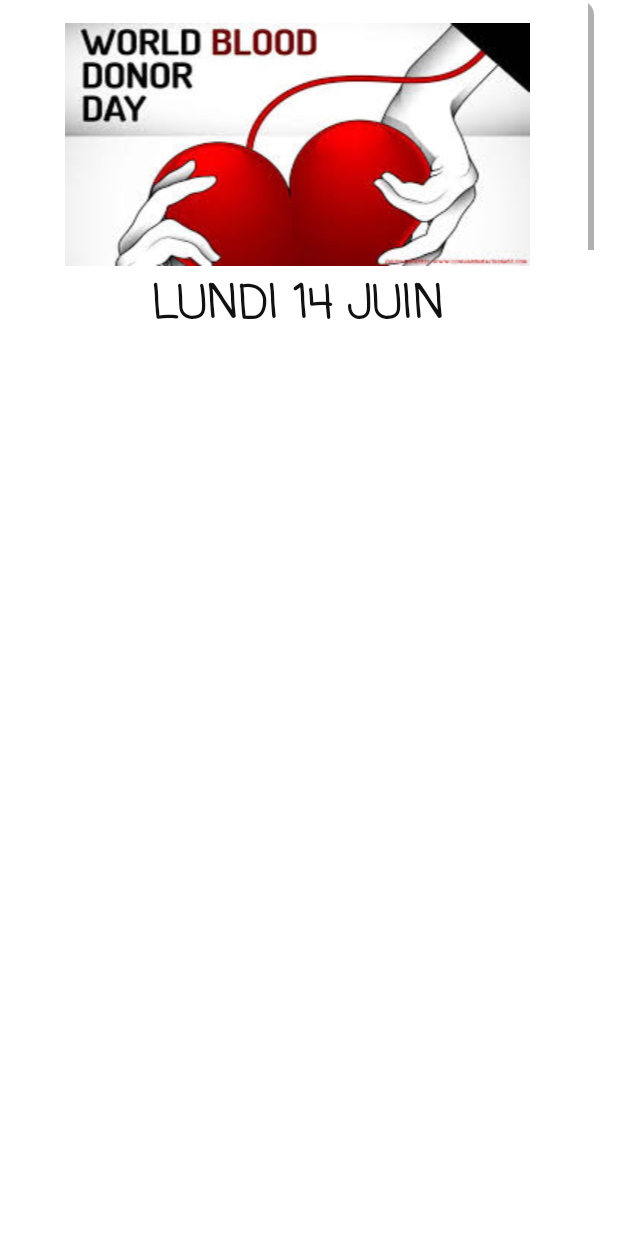
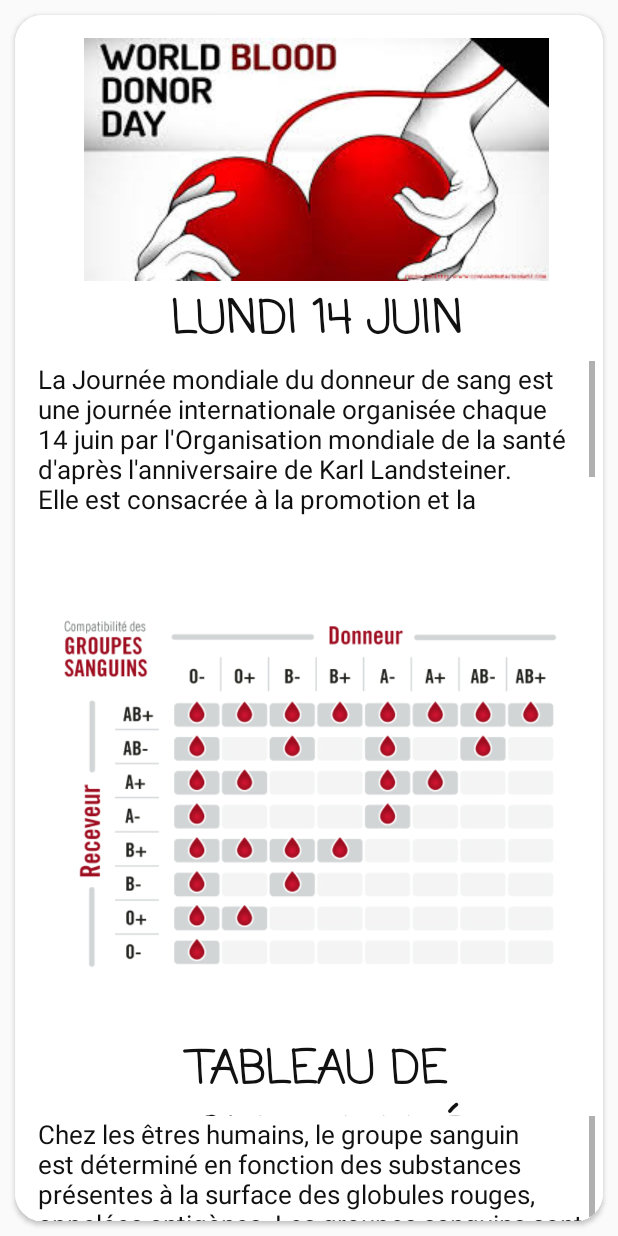
Before and after one commit to AminaN-28/sujetmemoire, an Android app: the screen it shows after launch once a user with an empty profile is signed in (Event), in the side drawer, after a tap on "Events", on a phone screen of 412 x 824 dp. Run offline under Robolectric (Android 15) with nearby library versions, the phone set to English and light mode, and no system bars; our stand-ins replace Firebase (no records; nobody signed in at launch, a user with empty details on screens opened directly); libraries missing offline, so code that uses them is left out: com.ismaeldivita.chipnavigation; pictures from the network do not load; 2 statements that could not run were skipped.

Commit message:
Merge remote-tracking branch 'github/master'
# Conflicts:
#	app/src/main/java/com/example/bloodlineapp/Login.java
#	app/src/main/java/com/example/bloodlineapp/OTPVerify.java

```diff
--- a/app/build.gradle
+++ b/app/build.gradle
@@ -92,6 +92,5 @@ dependencies {
     //pour resoudre probleme Caused by: java.lang.ClassNotFoundException: Didn't find class "androidx.browser.customtabs.CustomTabsIntent$Builder" on path: DexPathList[[zip file "/data/app/com.example.bloodlineapp--sH42xxg1RjspZ-2wnwicw==/base.apk"],nativeLibraryDirectories=[/data/app/com.example.bloodlineapp--sH42xxg1RjspZ-2wnwicw==/lib/arm64, /sys etc....androidx.browser:browser:1.2.0
     implementation 'androidx.browser:browser:1.2.0'
 
-    implementation'com.github.therealshabi:AutoImageFlipper:v1.4.1'
 
 }
--- a/app/src/main/java/com/example/bloodlineapp/AppDetails/Home.java
+++ b/app/src/main/java/com/example/bloodlineapp/AppDetails/Home.java
@@ -2,6 +2,7 @@ package com.example.bloodlineapp.AppDetails;
 
 import android.content.Intent;
 import android.os.Bundle;
+import android.os.Handler;
 import android.util.Log;
 import android.view.MenuItem;
 import android.widget.ListView;
@@ -23,6 +24,7 @@ import com.google.android.gms.tasks.OnCompleteListener;
 import com.google.android.gms.tasks.Task;
 import com.google.android.material.navigation.NavigationView;
 import com.google.firebase.auth.FirebaseAuth;
+import com.google.firebase.auth.FirebaseUser;
 import com.google.firebase.database.DatabaseReference;
 import com.google.firebase.database.FirebaseDatabase;
 import com.google.firebase.messaging.FirebaseMessaging;
@@ -67,7 +69,7 @@ public class Home<mDatabase> extends AppCompatActivity {
         username = getIntent().getStringExtra("nom");
         url = getIntent().getStringExtra("profile");
 
-
+        mAuth = FirebaseAuth.getInstance();
         mdrawer = findViewById(R.id.drawer);
 
         navDrawer = findViewById(R.id.drawernav);
@@ -92,7 +94,16 @@ public class Home<mDatabase> extends AppCompatActivity {
         recyclerView.setAdapter(adapter);
 
         // FirebaseMessaging.getInstance().setAutoInitEnabled(true);
-       // token();
+        Handler handler =  new Handler();
+        handler.postDelayed(new Runnable() {
+            @Override
+            public void run() {
+
+              token();
+
+            }
+        }, 2000);
+
 
 
         //DrawerLayout item clickable
@@ -196,8 +207,8 @@ public class Home<mDatabase> extends AppCompatActivity {
 
                         // Get new FCM registration token
                         token = task.getResult();
-//                        FirebaseUser user = mAuth.getCurrentUser();
-                        //insertTokenTofirebase(user);
+                       FirebaseUser user = mAuth.getCurrentUser();
+                        insertTokenTofirebase(user);
                             // Log and toast
                         //  String msg = getString(R.string.msg_token_fmt, token);
                         Log.d("TAG2", "token");
@@ -206,13 +217,12 @@ public class Home<mDatabase> extends AppCompatActivity {
                 });
 
     }
-   /* public void insertTokenTofirebase(FirebaseUser user){
+   public void insertTokenTofirebase(FirebaseUser user){
         String key = mGetReference.push().getKey();
-       String auth = getIntent().getStringExtra("currentuser");
-        mGetReference.child("users").child(auth).child("token").setValue(token);
+        mGetReference.child("users").child(user.getUid()).child("token").setValue(token);
         mGetReference.child(key).setValue(user); //adding token info to user tabl
 
-    }*/
+    }
    @Override
    protected void onStart() {
        super.onStart();
--- a/app/src/main/java/com/example/bloodlineapp/Login/OTPVerify.java
+++ b/app/src/main/java/com/example/bloodlineapp/Login/OTPVerify.java
@@ -27,7 +27,6 @@ import com.google.firebase.auth.PhoneAuthCredential;
 import com.google.firebase.auth.PhoneAuthProvider;
 import com.google.firebase.database.DatabaseReference;
 import com.google.firebase.database.FirebaseDatabase;
-import com.google.firebase.storage.FirebaseStorage;
 import com.google.firebase.storage.StorageReference;
 import com.google.firebase.storage.UploadTask;
 
@@ -55,6 +54,8 @@ public class OTPVerify extends AppCompatActivity {
     private DatabaseReference mDatabase;
     private StorageReference mRoot;
 
+    String mverificationId;
+
     String url;
 
     String username, userprofile;
@@ -67,30 +68,23 @@ public class OTPVerify extends AppCompatActivity {
         pinView = findViewById(R.id.pinView);
 
         //mAuth= FirebaseAuth.getInstance();//initialisation of instance
-        database = FirebaseDatabase.getInstance();
-        mRoot = FirebaseStorage.getInstance().getReference();
-
-        mDatabase = database.getReference(USERS);
-
-        mDBase = FirebaseDatabase.getInstance();
+//        database = FirebaseDatabase.getInstance();
+//        mRoot = FirebaseStorage.getInstance().getReference();
+//
+//        mDatabase = database.getReference(USERS);
+//
+//        mDBase = FirebaseDatabase.getInstance();
 
       //  mCurrentUser = mAuth.getCurrentUser();
 
-        final String pinViewRec = pinView.getText().toString();
 
         Verifybtn.setOnClickListener(new View.OnClickListener() {
             @Override
             public void onClick(View v)
             {
-                if (pinViewRec!= null){
-               // signInWithPhoneAuthCredential(credential);
-                //mCallbacks;
-                    Intent gohome = new Intent(OTPVerify.this, Home.class);
-//                    getUser();
-                    gohome.putExtra("nom", username);
-                    gohome.putExtra("profile",url);
-                    startActivity(gohome);
-                }
+                final String pinViewRec = pinView.getText().toString();
+                PhoneAuthCredential phoneAuthCredential = PhoneAuthProvider.getCredential(mverificationId,pinViewRec);
+
 
             }
         });
@@ -111,6 +105,11 @@ public class OTPVerify extends AppCompatActivity {
                 //  print(credential.getSmsCode());
                 Log.d("Pokemon2", "onVerificationCompleted:" + credential.getSmsCode());
                 signInWithPhoneAuthCredential(credential);
+                Intent gohome = new Intent(OTPVerify.this, Home.class);
+//                    getUser();
+                gohome.putExtra("nom", username);
+                gohome.putExtra("profile",url);
+                startActivity(gohome);
 
 
             }
@@ -144,18 +143,20 @@ public class OTPVerify extends AppCompatActivity {
                 //updateUI(user);
 
                 // Save verification ID and resending token so we can use them later
-                String mVerificationId = verificationId;
+                 mverificationId = verificationId;
                 PhoneAuthProvider.ForceResendingToken mResendToken = token;
 
                 // ...
             }
         };
+        Log.d("test","tester");
+       Verify();
     }
 
     @Override
     protected void onStart() {
         super.onStart();
-        Verify();
+       // Verify();
     }
 
     private void Verify(){
@@ -168,11 +169,14 @@ public class OTPVerify extends AppCompatActivity {
         final  String userage = getIntent().getStringExtra("age");
         url = getIntent().getStringExtra("profile");
        // uploadtofirebase();
-        String id = mDatabase.push().getKey(); //donner une clé d'identification au user
-       saveInFBStorage(id);
+
+        Log.d("pika",userphone);
+
+//        String id = mDatabase.push().getKey(); //donner une clé d'identification au user
+    /*   saveInFBStorage(id);
         User user = new User( username, useraddress, userphone, userpassword, userBloodG, userweight, userage, url);
-        mDatabase.child(id).setValue(user);
-//      mDatabase.child(mCurrentUser.getUid()).setValue(user); //
+        mDatabase.child(id).setValue(user);*/
+//    mDatabase.child(mCurrentUser.getUid()).setValue(user); //
         PhoneAuthProvider.getInstance().verifyPhoneNumber(
                 "+221" +userphone,        // Phone number to verify
                 60,                 // Timeout duration
--- a/app/src/main/java/com/example/bloodlineapp/Onboarding/SplashScreen.java
+++ b/app/src/main/java/com/example/bloodlineapp/Onboarding/SplashScreen.java
@@ -70,7 +70,7 @@ public class SplashScreen extends AppCompatActivity {
             @Override
             public void run() {
 
-                if(mCurrentuser != null)
+                if(mCurrentuser.getCurrentUser() != null)
                 {
                     Intent login = new Intent(SplashScreen.this, Home.class);
                     startActivity(login);
--- a/app/src/main/res/layout/activity_event.xml
+++ b/app/src/main/res/layout/activity_event.xml
@@ -1,66 +1,163 @@
 <?xml version="1.0" encoding="utf-8"?>
-<androidx.constraintlayout.widget.ConstraintLayout xmlns:android="http://schemas.android.com/apk/res/android"
+<androidx.constraintlayout.widget.ConstraintLayout
+    xmlns:android="http://schemas.android.com/apk/res/android"
     xmlns:tools="http://schemas.android.com/tools"
     android:layout_width="match_parent"
     android:layout_height="match_parent"
     xmlns:app="http://schemas.android.com/apk/res-auto"
-    android:background="@color/white"
-    tools:context=".AppDetails.Event">
-
+    tools:context=".AppDetails.Event"
+    android:orientation="vertical"
+    >
 
 
     <androidx.cardview.widget.CardView
-        android:layout_width="396dp"
-        android:layout_height="223dp"
+        android:layout_width="match_parent"
+        android:layout_height="match_parent"
         android:elevation="8dp"
         android:padding="15dp"
-        app:cardCornerRadius="10dp"
+        app:cardCornerRadius="18dp"
         tools:layout_editor_absoluteX="8dp"
         android:layout_margin="10dp"
-        tools:ignore="MissingConstraints">
+        tools:ignore="MissingConstraints"
+        android:id="@+id/cardview1">
+
         <ScrollView
-            android:layout_width="match_parent"
-            android:layout_height="wrap_content"
-            >
+            android:layout_width="402dp"
+            android:layout_height="match_parent">
 
             <RelativeLayout
                 android:layout_width="match_parent"
-            android:layout_height="wrap_content"
+                android:layout_height="match_parent"
+                android:background="#FFF"
                 android:padding="15dp">
 
                 <ImageView
                     android:id="@+id/img1"
                     android:layout_width="match_parent"
                     android:layout_height="match_parent"
+                    android:layout_alignParentTop="true"
                     android:layout_centerVertical="true"
-            android:src="@drawable/wbd"
-            android:layout_alignParentTop="true"
-            />
+                    android:src="@drawable/wbd" />
 
+
+                <TextView
+                    android:id="@+id/textTop"
+                    android:layout_width="match_parent"
+                    android:layout_height="53dp"
+                    android:layout_below="@+id/img1"
+                    android:fontFamily="casual"
+                    android:gravity="center"
+                    android:text="@string/date"
+                    android:textAllCaps="true"
+                    android:textColor="@color/colorBlack"
+                    android:textSize="30dp"
+                    android:textStyle="bold" />
+
+                <ScrollView
+                    android:layout_width="match_parent"
+                    android:layout_height="105dp"
+                    android:layout_below="@+id/textTop"
+                    android:id="@+id/scroll1">
+
+                    <TextView
+                        android:layout_width="match_parent"
+                        android:layout_height="89dp"
+                        android:layout_below="@+id/textTop"
+                        android:text="La Journée mondiale du donneur de sang est une journée internationale organisée chaque 14 juin par l'Organisation mondiale de la santé d'après l'anniversaire de Karl Landsteiner. Elle est consacrée à la promotion et la sensibilisation du don de sang et du produit sanguin labile pour la santé à tous."
+                        android:textColor="@color/colorBlack"
+                        android:textSize="17sp"
+                        android:textStyle="normal" />
+                </ScrollView>
+
+
+
+
+
+                <ImageView
+                    android:id="@+id/img2"
+                    android:layout_width="363dp"
+                    android:layout_height="323dp"
+                    android:layout_below="@+id/scroll1"
+                    android:layout_marginTop="21dp"
+                    android:src="@drawable/comatibilitebs" />
+
+
+                <TextView
+                    android:id="@+id/textTop2"
+                    android:layout_width="match_parent"
+                    android:layout_height="53dp"
+                    android:layout_below="@+id/img2"
+                    android:fontFamily="casual"
+                    android:gravity="center"
+                    android:text="@string/tableau"
+                    android:textAllCaps="true"
+                    android:textColor="@color/colorBlack"
+                    android:textSize="30dp"
+                    android:textStyle="bold" />
+
+                <ScrollView
+                    android:layout_width="match_parent"
+                    android:layout_height="105dp"
+                    android:layout_below="@+id/textTop2"
+                    android:id="@+id/scroll2">
 
                     <TextView
                         android:layout_width="match_parent"
                         android:layout_height="53dp"
-            android:layout_below="@+id/img1"
-            android:id="@+id/textTop"
-            android:text="@string/date"
-            android:textStyle="bold"
+                        android:text="Chez les êtres humains, le groupe sanguin est déterminé en fonction des substances présentes à la surface des globules rouges, appelées antigènes. Les groupes sanguins sont regroupés en systèmes. Dans le système ABO, il existe quatre groupes sanguins possibles : A, B, O et AB."
+                        android:textColor="@color/colorBlack"
+                        android:textSize="17sp"
+                        android:textStyle="normal" />
+
+                </ScrollView>
+
+
+
+
+                <ImageView
+                    android:id="@+id/img3"
+                    android:layout_width="363dp"
+                    android:layout_height="344dp"
+                    android:layout_below="@+id/scroll2"
+                    android:src="@drawable/allbg" />
+
+
+                <TextView
+                    android:id="@+id/textTop3"
+                    android:layout_width="match_parent"
+                    android:layout_height="89dp"
+                    android:layout_below="@+id/img3"
+                    android:fontFamily="casual"
+                    android:gravity="center"
+                    android:text="@string/allgp"
+                    android:textAllCaps="true"
                     android:textColor="@color/colorBlack"
                     android:textSize="30dp"
-            android:gravity="center"
-            android:textAllCaps="true"
-            android:fontFamily="casual"/>
+                    android:textStyle="bold" />
+
+                <ScrollView
+                    android:layout_width="match_parent"
+                    android:layout_height="105dp"
+                    android:layout_below="@+id/textTop3">
 
                     <TextView
                         android:layout_width="match_parent"
-                android:layout_height="53dp"
-                android:layout_below="@+id/textTop"
-                android:text=""
-                />
-        </RelativeLayout>
+                        android:layout_height="89dp"
+                        android:text="Pour la transfusion de globules rouges, les individus de groupe O- peuvent donner à n'importe quel receveur : ils sont appelés « donneurs universels ». À l'inverse, les individus de groupe AB+ peuvent recevoir les globules rouges de tous les groupes sanguins.
+                     Ils sont dits « receveurs universels ».En début de grossesse, le groupe rhésus de la maman doit être connu. L'incompatibilité rhésus concerne des femmes dont le groupe sanguin est de rhésus négatif (A-, B-, O- ou AB-), mais dont le bébé est de rhésus positif (A+, B+, O+ ou AB+)."
+                        android:textColor="@color/colorBlack"
+                        android:textSize="17sp"
+                        android:textStyle="normal" />
 
                 </ScrollView>
+
+
+            </RelativeLayout>
+        </ScrollView>
+
     </androidx.cardview.widget.CardView>
 
 
+
+
 </androidx.constraintlayout.widget.ConstraintLayout>
--- a/app/src/main/res/values/strings.xml
+++ b/app/src/main/res/values/strings.xml
@@ -8,6 +8,8 @@
 
     <string name="profil">Choose Your profile image</string>
     <string name="date">Lundi 14 Juin</string>
+    <string name="tableau">Tableau de Compatiblité</string>
+    <string name="allgp">Les groupes Sanguins</string>
 
     <string name="welcome">Welcome to BloodlineAPP. Join Us Help To Save Lives.</string>
 
```
Lines whose indentation alone changed are shown as unchanged.
